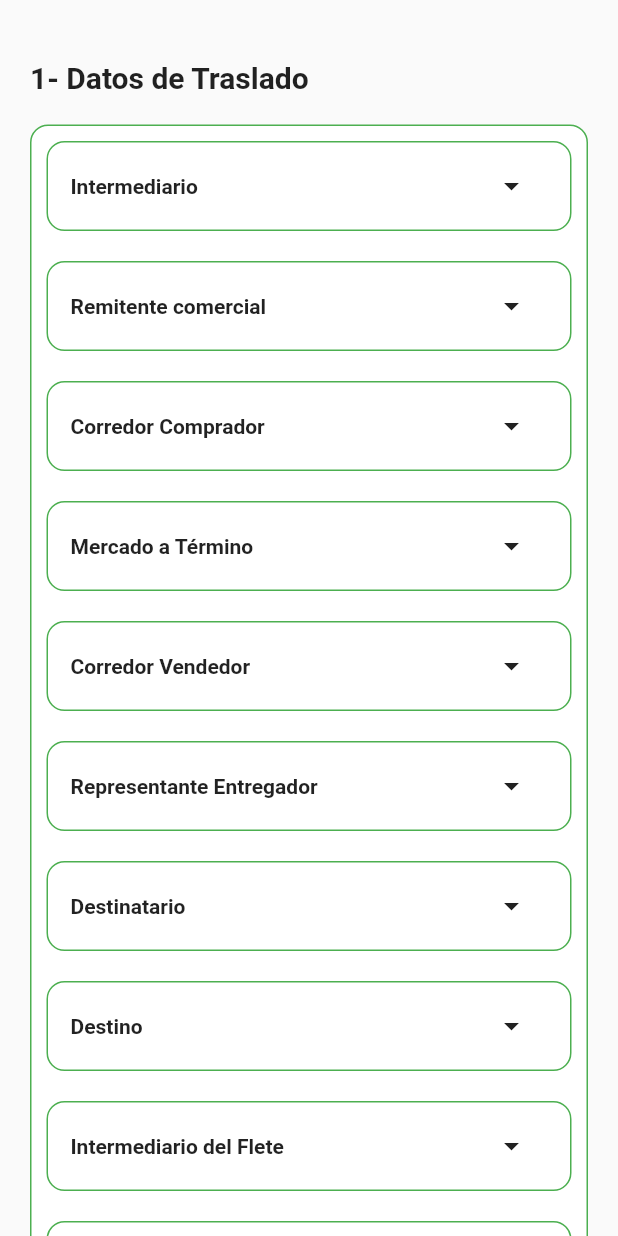
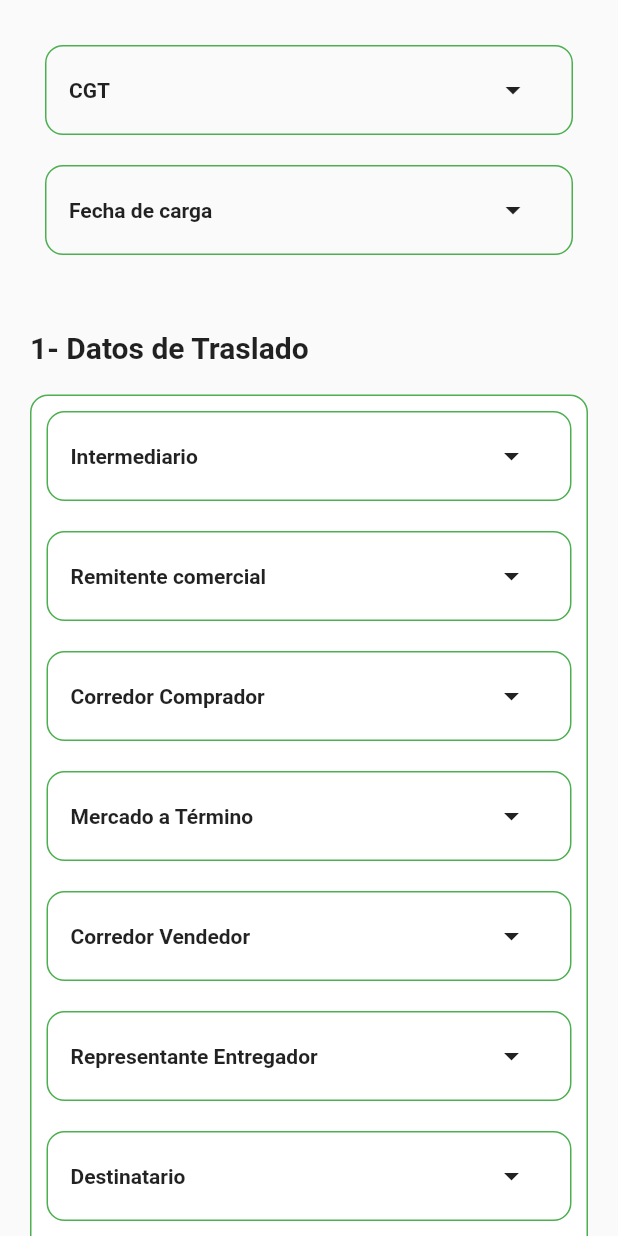
Before and after one commit to HoltzTomas/CDPAPP, a Flutter app: the TransferDataScreen screen opened directly, on a phone screen of 412 x 824 dp. Run offline on Flutter 3.47's test engine with Material 2 defaults, Android fonts, the phone set to English and light mode, and no system bars; drawn by our look-alikes of overlay_support; our stand-ins replace cloud_firestore, connectivity, easy_splash_screen, file_picker, firebase_auth, firebase_core and 6 more; missing offline and left inert: flutter_webview_plugin, purchases_flutter, syncfusion_flutter_pdf, syncfusion_flutter_signaturepad; accounts and stored records are empty.

Commit message:
Adding ctg and date fields

```diff
--- a/cdp_app/lib/CDP/models/cdp.dart
+++ b/cdp_app/lib/CDP/models/cdp.dart
@@ -18,6 +18,8 @@ class CDP {
   ///Then we are going to use the rest of the data to complete the document.
   CDP({
     required this.cdpName,
+    required this.ctg,
+    required this.fechaDeCarga,
     required this.numOfEmitionInsideTheFile,
     required this.timeWhenItWasIssued,
     required this.titularCartaDePorte,
@@ -56,6 +58,8 @@ class CDP {
   });
 
   final String cdpName;
+  final String? ctg;
+  final String fechaDeCarga;
   final int numOfEmitionInsideTheFile;
   final Timestamp timeWhenItWasIssued;
 
--- a/cdp_app/lib/CDP/repository/cdp_firebase_api.dart
+++ b/cdp_app/lib/CDP/repository/cdp_firebase_api.dart
@@ -55,6 +55,8 @@ class CdpFirebaseApi {
           'numOfEmitionInsideTheFile': file.issuedCDPs.round() + 1,
           'cdpName':
               "${cdpData.numOfEmitionInsideTheFile + 1}. ${cdpData.cdpName}",
+          'ctg': cdpData.ctg,
+          'fechaDeCarga': cdpData.fechaDeCarga.toString().replaceAll(":", "").replaceAll("000000.000", ""),
           'nombreTitularCartaDePorte': cdpData.titularCartaDePorte.nombre,
           'timeWhenItWasIssued': cdpData.timeWhenItWasIssued,
           'cuitTitularCartaDePorte': cdpData.titularCartaDePorte.cuit,
@@ -150,6 +152,8 @@ class CdpFirebaseApi {
             numOfEmitionInsideTheFile:
                 cdp.get('numOfEmitionInsideTheFile') as int,
             cdpName: cdp.get('cdpName') as String,
+            ctg: cdp.get('ctg') as String,
+            fechaDeCarga: cdp.get('fechaDeCarga') as String,
             timeWhenItWasIssued: cdp.get('timeWhenItWasIssued') as Timestamp,
             titularCartaDePorte: TransferData(
                 nombre: cdp.get('nombreTitularCartaDePorte') as String,
@@ -247,6 +251,8 @@ class CdpFirebaseApi {
         .doc(cdpData.cdpName)
         .update(
       {
+        'ctg': cdpData.ctg,
+        'fechaDeCarga': cdpData.fechaDeCarga,
         'nombreTitularCartaDePorte': cdpData.titularCartaDePorte.nombre,
         'cuitTitularCartaDePorte': cdpData.titularCartaDePorte.cuit,
         'nombreIntermediario': cdpData.intermediario.nombre,
--- a/cdp_app/lib/Company/ui/screens/ElectronicCDP/electronic_cdp_screen.dart
+++ b/cdp_app/lib/Company/ui/screens/ElectronicCDP/electronic_cdp_screen.dart
@@ -24,6 +24,7 @@ class ElectronicCDPScreen extends StatelessWidget {
             ),
           ),
           Container(
+            alignment: Alignment.centerLeft,
             margin: const EdgeInsets.symmetric(horizontal: defaultPadding),
             child: const Text(
               "Ante cualquier duda sobre este tema, no dude en contactarnos.",
--- a/cdp_app/lib/Form/providers/transfer_data_providers.dart
+++ b/cdp_app/lib/Form/providers/transfer_data_providers.dart
@@ -1,5 +1,12 @@
 import 'package:cdp_app/Form/model/transfer_data.dart';
+import 'package:cdp_app/Form/model/transport_data.dart';
 import 'package:flutter_riverpod/flutter_riverpod.dart';
+
+final StateProvider<TransportData> ctgProvider =
+    StateProvider((ref) => TransportData(tipo: "", text: ""));
+
+final StateProvider<DateTime?> fechaDeCargaProvider =
+    StateProvider((ref) => null);
 
 final StateProvider<TransferData> titularCartaDePorteProvider =
     StateProvider((ref) => TransferData(tipo: "", nombre: "", cuit: ""));
--- a/cdp_app/lib/Form/ui/screens/TransferDataScreen/transfer_data_screen.dart
+++ b/cdp_app/lib/Form/ui/screens/TransferDataScreen/transfer_data_screen.dart
@@ -1,14 +1,18 @@
+import 'package:cdp_app/Form/providers/transfer_data_providers.dart';
+import 'package:cdp_app/Form/ui/screens/TransferDataScreen/widgets/ctg_and_date.dart';
 import 'package:cdp_app/Form/ui/screens/TransferDataScreen/widgets/transfer_data_form.dart';
+import 'package:cdp_app/Form/ui/screens/TransportDataScreen/widgets/transport_data_dropdown_menu.dart';
 import 'package:cdp_app/Form/ui/widgets/form_screen_title.dart';
 import 'package:cdp_app/constants.dart';
 import 'package:flutter/material.dart';
+import 'package:flutter_riverpod/flutter_riverpod.dart';
 
 class TransferDataScreen extends StatelessWidget {
   ///The PDF needs five different types of data.
   ///TransferData, GrainData, Destination,TransportData
   ///and SwornDeclarationData
   ///Here we will receive TransferData
-  const TransferDataScreen({ Key? key }) : super(key: key);
+  const TransferDataScreen({Key? key}) : super(key: key);
 
   @override
   Widget build(BuildContext context) {
@@ -16,6 +20,7 @@ class TransferDataScreen extends StatelessWidget {
       body: SingleChildScrollView(
         child: Column(
           children: const [
+            CGTAndDate(),
             FormScreenTitle(text: "1- Datos de Traslado"),
             SizedBox(height: defaultPadding),
             TransferDataForm(),
--- /dev/null
+++ b/cdp_app/lib/Form/ui/screens/TransferDataScreen/widgets/ctg_and_date.dart
@@ -0,0 +1,27 @@
+import 'package:cdp_app/Form/providers/transfer_data_providers.dart';
+import 'package:cdp_app/Form/ui/screens/TransportDataScreen/widgets/transport_data_dropdown_menu.dart';
+import 'package:cdp_app/constants.dart';
+import 'package:flutter/material.dart';
+
+import 'date_dropdown_menu.dart';
+
+class CGTAndDate extends StatelessWidget {
+  const CGTAndDate({
+    Key? key,
+  }) : super(key: key);
+
+  @override
+  Widget build(BuildContext context) {
+    return Container(
+      margin: const EdgeInsets.only(
+          left: defaultPadding, right: defaultPadding, top: defaultPadding),
+      child: Column(
+        children: [
+          TransportDataDropdownMenu(
+              text: "CGT", providerToChange: ctgProvider, tipo: "ctg"),
+          const DateDropdownMenu()
+        ],
+      ),
+    );
+  }
+}
--- /dev/null
+++ b/cdp_app/lib/Form/ui/screens/TransferDataScreen/widgets/date_dropdown_menu.dart
@@ -0,0 +1,88 @@
+import 'package:cdp_app/Form/providers/transfer_data_providers.dart';
+import 'package:cdp_app/constants.dart';
+import 'package:flutter/material.dart';
+import 'package:flutter_riverpod/flutter_riverpod.dart';
+
+class DateDropdownMenu extends ConsumerWidget {
+  const DateDropdownMenu({
+    Key? key,
+  }) : super(key: key);
+  Widget arrowButton(BuildContext context) => Container(
+        alignment: Alignment.centerRight,
+        child: IconButton(
+          onPressed: () async {
+            context.read(fechaDeCargaProvider).state = await showDatePicker(
+              context: context,
+              initialDate: DateTime.now(),
+              firstDate: DateTime.utc(2021, 1, 1),
+              lastDate: DateTime.utc(2023, 1, 1),
+            );
+          },
+          icon: const Icon(Icons.arrow_drop_down),
+        ),
+      );
+
+  Widget deleteButton(BuildContext context) => Container(
+        alignment: Alignment.centerRight,
+        child: IconButton(
+          onPressed: () {
+            context.read(fechaDeCargaProvider).state = null;
+          },
+          icon: const Icon(Icons.delete),
+        ),
+      );
+
+  Widget selectButton() {
+    return Consumer(
+      builder: (context, watch, child) {
+        if (watch(fechaDeCargaProvider).state != null) {
+          return deleteButton(context);
+        } else {
+          return arrowButton(context);
+        }
+      },
+    );
+  }
+
+  @override
+  Widget build(BuildContext context, ScopedReader watch) {
+    return Container(
+      padding: const EdgeInsets.symmetric(horizontal: defaultPadding / 2),
+      margin: const EdgeInsets.all(defaultPadding / 2),
+      alignment: Alignment.centerLeft,
+      width: double.infinity,
+      decoration: BoxDecoration(
+        border: Border.all(color: primaryColor),
+        borderRadius: BorderRadius.circular(12),
+      ),
+      child: Padding(
+        padding: const EdgeInsets.all(5.0),
+        child: Column(
+          crossAxisAlignment: CrossAxisAlignment.start,
+          children: [
+            Row(
+              children: [
+                const Expanded(
+                  flex: 2,
+                  child: Text(
+                    "Fecha de carga",
+                    style: TextStyle(fontWeight: FontWeight.w600),
+                  ),
+                ),
+                Expanded(child: selectButton())
+              ],
+            ),
+            if (watch(fechaDeCargaProvider).state != null)
+              Column(
+                crossAxisAlignment: CrossAxisAlignment.start,
+                children: [
+                  Text(watch(fechaDeCargaProvider).state!.toString().replaceAll(":", "").replaceAll("000000.000", "")),
+                  const SizedBox(height: defaultPadding / 4),
+                ],
+              ),
+          ],
+        ),
+      ),
+    );
+  }
+}
--- a/cdp_app/lib/Form/ui/widgets/edit_cdp_button.dart
+++ b/cdp_app/lib/Form/ui/widgets/edit_cdp_button.dart
@@ -35,6 +35,8 @@ class EditCdpButton extends StatelessWidget {
                 context: context,
                 file: selectedFile,
                 cdpData: CDP(
+                  ctg: context.read(ctgProvider).state.text,
+                  fechaDeCarga: context.read(fechaDeCargaProvider).state.toString().replaceAll(":", "").replaceAll("000000.000", ""),
                   numOfEmitionInsideTheFile: (selectedFile.issuedCDPs).round(),
                   cdpName: watch(cdpToEditsName).state,
                   timeWhenItWasIssued: Timestamp.now(),
--- a/cdp_app/lib/PDF/ui/screens/PdfScreen/widgets/edit_button.dart
+++ b/cdp_app/lib/PDF/ui/screens/PdfScreen/widgets/edit_button.dart
@@ -49,6 +49,8 @@ class EditButton extends StatelessWidget {
   }
 
   void formProvidersToThiCDPValue(BuildContext context) {
+    context.read(ctgProvider).state = TransportData(text: cdp.ctg, tipo: 'ctg');
+    context.read(fechaDeCargaProvider).state = null;
     context.read(titularCartaDePorteProvider).state = TransferData(
         nombre: cdp.titularCartaDePorte.nombre,
         cuit: cdp.titularCartaDePorte.cuit,
--- a/cdp_app/lib/PDF/ui/screens/PdfScreen/widgets/issued_cdp_list_item.dart
+++ b/cdp_app/lib/PDF/ui/screens/PdfScreen/widgets/issued_cdp_list_item.dart
@@ -1,15 +1,10 @@
 import 'package:cdp_app/CDP/models/cdp.dart';
-import 'package:cdp_app/CDP/providers/cdp_providers.dart';
 import 'package:cdp_app/CDP/repository/cdp_api.dart';
-import 'package:cdp_app/Form/ui/screens/SwornDeclarationScreen/sworn_declaration_screen.dart';
-import 'package:cdp_app/Form/ui/screens/form_screen.dart';
 import 'package:cdp_app/PDF/models/pdf_file.dart';
 import 'package:cdp_app/PDF/ui/screens/PdfScreen/widgets/copy_button.dart';
 import 'package:cdp_app/PDF/ui/screens/PdfScreen/widgets/edit_button.dart';
 import 'package:cdp_app/constants.dart';
 import 'package:flutter/material.dart';
-import 'package:flutter_riverpod/flutter_riverpod.dart';
-import 'package:page_transition/page_transition.dart';
 
 class IssuedCdpListItem extends StatefulWidget {
   const IssuedCdpListItem({Key? key, required this.cdp, required this.userFile})
```
Also changed, not shown: cdp_app/lib/CDP/repository/cdp_api.dart (+18 -4 lines), cdp_app/lib/Form/ui/widgets/emit_cdp_button.dart (+7 -0 lines), cdp_app/lib/PDF/ui/screens/PdfScreen/pdf_screen.dart (+7 -0 lines).
